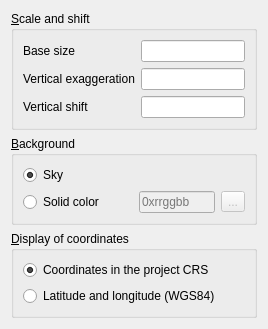
This is ui/worldproperties.ui in minorua/Qgis2threejs as Qt 5 draws it before an edit. The edited form follows.
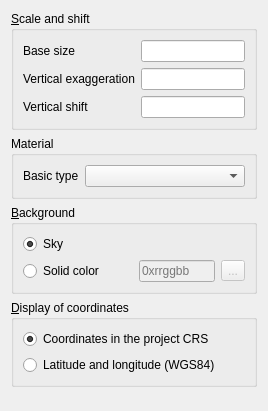
This is the edited form.

Commit message: add basic material type option to world (scene) settings

```diff
--- a/ui/worldproperties.ui
+++ b/ui/worldproperties.ui
@@ -7,7 +7,7 @@
     <x>0</x>
     <y>0</y>
     <width>268</width>
-    <height>309</height>
+    <height>411</height>
    </rect>
   </property>
   <property name="windowTitle">
@@ -76,6 +76,25 @@
      </layout>
     </widget>
    </item>
+   <item>
+    <widget class="QGroupBox" name="groupBox">
+     <property name="title">
+      <string>Material</string>
+     </property>
+     <layout class="QFormLayout" name="formLayout">
+      <item row="0" column="0">
+       <widget class="QLabel" name="label_4">
+        <property name="text">
+         <string>Basic type</string>
+        </property>
+       </widget>
+      </item>
+      <item row="0" column="1">
+       <widget class="QComboBox" name="comboBox_MaterialType"/>
+      </item>
+     </layout>
+    </widget>
+   </item>
    <item>
     <widget class="QGroupBox" name="groupBox_2">
      <property name="title">
```
The commit also changes 6 other files.
